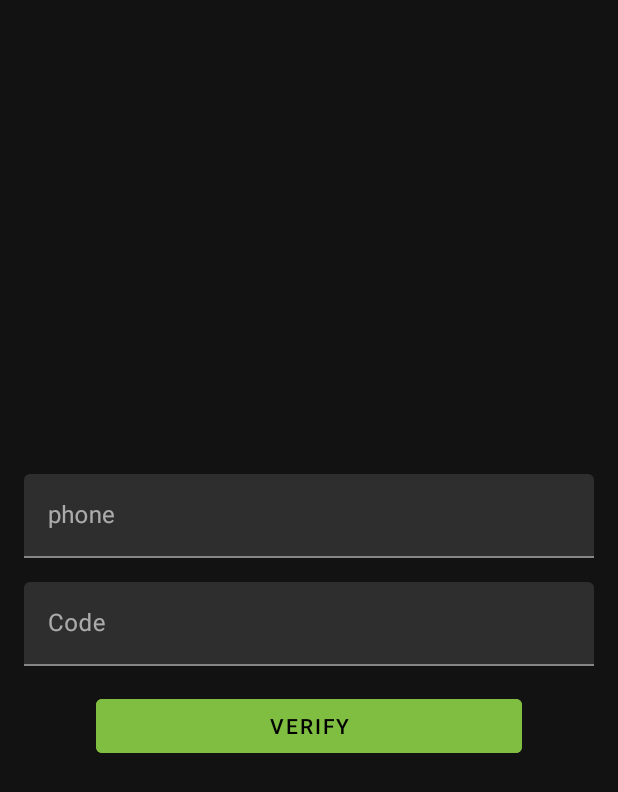
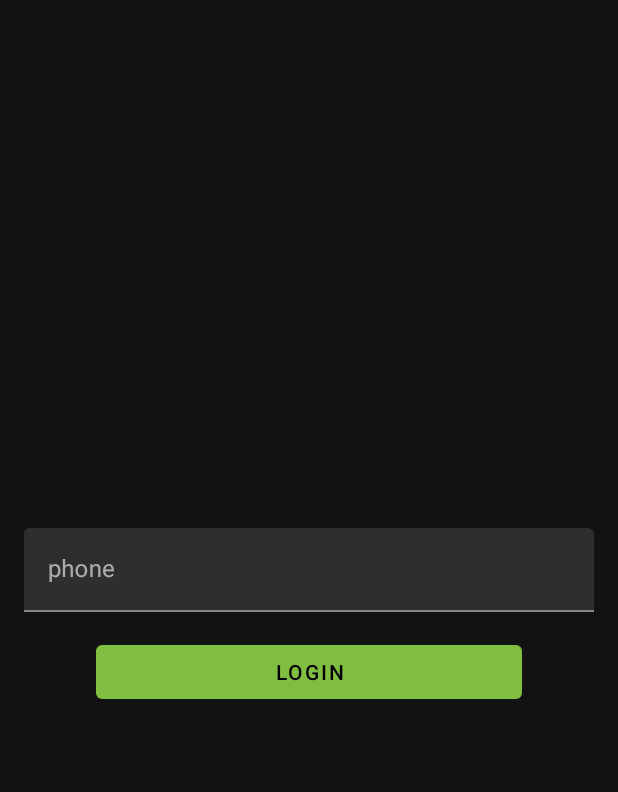
Before and after one commit to IAmShaarawy/timeline, an Android app: the screen it shows after launch (AppActivity), after a tap on "LOGIN", on a phone screen of 412 x 824 dp. Shown: the top 792 px of the screen. Run offline under Robolectric (Android 15) with nearby library versions, the phone set to English and light mode, and no system bars; our stand-ins replace Firebase (no records; nobody signed in at launch, a user with empty details on screens opened directly), Timber, data binding, navigation-ui.

Commit message:
feat: finsh signIn and OTP verification

```diff
--- a/app/src/main/java/dev/elshaarawy/timeline/features/login/LoginFragment.kt
+++ b/app/src/main/java/dev/elshaarawy/timeline/features/login/LoginFragment.kt
@@ -1,25 +1,51 @@
 package dev.elshaarawy.timeline.features.login
 
+import android.os.Bundle
+import android.view.View
 import androidx.navigation.fragment.findNavController
+import com.google.firebase.FirebaseException
+import com.google.firebase.auth.FirebaseAuth
+import com.google.firebase.auth.PhoneAuthCredential
+import com.google.firebase.auth.PhoneAuthProvider
 import dev.elshaarawy.timeline.R
 import dev.elshaarawy.timeline.base.BaseFragment
 import dev.elshaarawy.timeline.databinding.FragmentLoginBinding
-import dev.elshaarawy.timeline.extensions.launch
-import kotlinx.coroutines.flow.collect
 import org.koin.androidx.viewmodel.ext.android.viewModel
+import timber.log.Timber
+import java.util.concurrent.TimeUnit
 
 /**
  * @author Mohamed Elshaarawy on Dec 23, 2019.
  */
 class LoginFragment : BaseFragment<FragmentLoginBinding, LoginViewModel>(R.layout.fragment_login) {
     override val viewModel: LoginViewModel by viewModel()
-    override fun LoginViewModel.observeViewModel() {
-        launch {
-            navigateToTimelineFlow.collect {
-                findNavController().navigate(
-                    LoginFragmentDirections.actionLoginFragmentToTimelineFragment()
-                )
-            }
+    override fun onViewCreated(view: View, savedInstanceState: Bundle?) {
+        super.onViewCreated(view, savedInstanceState)
+        binding.materialButton.setOnClickListener {
+            PhoneAuthProvider.getInstance().verifyPhoneNumber(
+                viewModel.phone.value!!,
+                1,
+                TimeUnit.MINUTES,
+                activity!!,
+                object : PhoneAuthProvider.OnVerificationStateChangedCallbacks() {
+                    override fun onVerificationCompleted(p0: PhoneAuthCredential) {
+                        FirebaseAuth.getInstance().signInWithCredential(p0)
+                        findNavController().navigate(
+                            LoginFragmentDirections.actionLoginFragmentToTimelineFragment()
+                        )
+                    }
+
+                    override fun onVerificationFailed(p0: FirebaseException) {
+                        Timber.e(p0)
+                    }
+
+                    override fun onCodeSent(p0: String, p1: PhoneAuthProvider.ForceResendingToken) {
+                        super.onCodeSent(p0, p1)
+                        Timber.e(p0)
+                    }
+                })
         }
     }
+
+    override fun LoginViewModel.observeViewModel() = Unit
 }
--- a/app/src/main/java/dev/elshaarawy/timeline/features/login/LoginViewModel.kt
+++ b/app/src/main/java/dev/elshaarawy/timeline/features/login/LoginViewModel.kt
@@ -1,5 +1,6 @@
 package dev.elshaarawy.timeline.features.login
 
+import android.app.Activity
 import androidx.lifecycle.LiveData
 import androidx.lifecycle.MutableLiveData
 import androidx.lifecycle.ViewModel
@@ -16,29 +17,4 @@ import timber.log.Timber
  */
 class LoginViewModel(private val userRepository: UserRepository) : ViewModel() {
     val phone = MutableLiveData<String>("")
-    val verificationCode = MutableLiveData<String>("")
-
-    private val _isVerificationVisible = MutableLiveData<Boolean>(false)
-    val isVerificationVisible: LiveData<Boolean> = _isVerificationVisible
-
-    private val _navigateToTimelineChannel = Channel<Unit>()
-    val navigateToTimelineFlow: Flow<Unit> = _navigateToTimelineChannel.consumeAsFlow()
-
-    fun login() {
-        launch(CoroutineExceptionHandler { _, thr -> Timber.e(thr) }) {
-            val user = userRepository.login(phone.value!!)
-            if (user == null) {
-                _isVerificationVisible.postValue(true)
-            } else {
-                _navigateToTimelineChannel.send(Unit)
-            }
-        }
-    }
-
-    fun verify() {
-        launch(CoroutineExceptionHandler { _, thr -> Timber.e(thr) }) {
-            userRepository.verify(verificationCode.value!!)
-            _navigateToTimelineChannel.send(Unit)
-        }
-    }
 }
--- a/app/src/main/res/layout/fragment_login.xml
+++ b/app/src/main/res/layout/fragment_login.xml
@@ -21,9 +21,8 @@
             android:layout_height="wrap_content"
             android:layout_marginStart="16dp"
             android:layout_marginEnd="16dp"
-            android:enabled="@{!viewModel.isVerificationVisible()}"
             android:hint="phone"
-            app:layout_constraintBottom_toTopOf="@+id/textInputLayout2"
+            app:layout_constraintBottom_toTopOf="@+id/materialButton"
             app:layout_constraintEnd_toEndOf="parent"
             app:layout_constraintStart_toStartOf="parent"
             app:layout_constraintTop_toTopOf="parent"
@@ -37,29 +36,6 @@
 
         </com.google.android.material.textfield.TextInputLayout>
 
-        <com.google.android.material.textfield.TextInputLayout
-            android:id="@+id/textInputLayout2"
-            style="@style/Widget.MaterialComponents.TextInputLayout.FilledBox"
-            android:layout_width="0dp"
-            android:layout_height="wrap_content"
-            android:layout_marginStart="16dp"
-            android:layout_marginTop="16dp"
-            android:layout_marginEnd="16dp"
-            android:hint="Code"
-            app:isGone="@{viewModel.isVerificationVisible()}"
-            app:layout_constraintBottom_toTopOf="@+id/materialButton"
-            app:layout_constraintEnd_toEndOf="parent"
-            app:layout_constraintStart_toStartOf="parent"
-            app:layout_constraintTop_toBottomOf="@+id/textInputLayout">
-
-            <com.google.android.material.textfield.TextInputEditText
-                android:layout_width="match_parent"
-                android:layout_height="wrap_content"
-                android:inputType="number"
-                android:text="@={viewModel.verificationCode}" />
-
-        </com.google.android.material.textfield.TextInputLayout>
-
         <com.google.android.material.button.MaterialButton
             android:id="@+id/materialButton"
             style="@style/Widget.MaterialComponents.Button.UnelevatedButton"
@@ -68,29 +44,11 @@
             android:layout_marginStart="64dp"
             android:layout_marginTop="16dp"
             android:layout_marginEnd="64dp"
-            android:onClick="@{()->viewModel.login()}"
             android:text="Login"
-            app:isGone="@{!viewModel.isVerificationVisible()}"
             app:layout_constraintBottom_toBottomOf="parent"
             app:layout_constraintEnd_toEndOf="parent"
             app:layout_constraintStart_toStartOf="parent"
-            app:layout_constraintTop_toBottomOf="@+id/textInputLayout2" />
-
-        <com.google.android.material.button.MaterialButton
-            android:id="@+id/materialButton2"
-            style="@style/Widget.MaterialComponents.Button.UnelevatedButton"
-            android:layout_width="0dp"
-            android:layout_height="wrap_content"
-            android:layout_marginStart="64dp"
-            android:layout_marginEnd="64dp"
-            android:onClick="@{()->viewModel.verify()}"
-            android:text="Verify"
-            app:isGone="@{viewModel.isVerificationVisible()}"
-            app:layout_constraintBottom_toBottomOf="@+id/materialButton"
-            app:layout_constraintEnd_toEndOf="parent"
-            app:layout_constraintHorizontal_bias="0.0"
-            app:layout_constraintStart_toStartOf="parent"
-            app:layout_constraintTop_toTopOf="@+id/materialButton" />
+            app:layout_constraintTop_toBottomOf="@+id/textInputLayout" />
 
     </androidx.constraintlayout.widget.ConstraintLayout>
 
```
Also changed, not shown: app/src/main/java/dev/elshaarawy/timeline/data/repositories/UserRepository.kt (+1 -59 lines).
